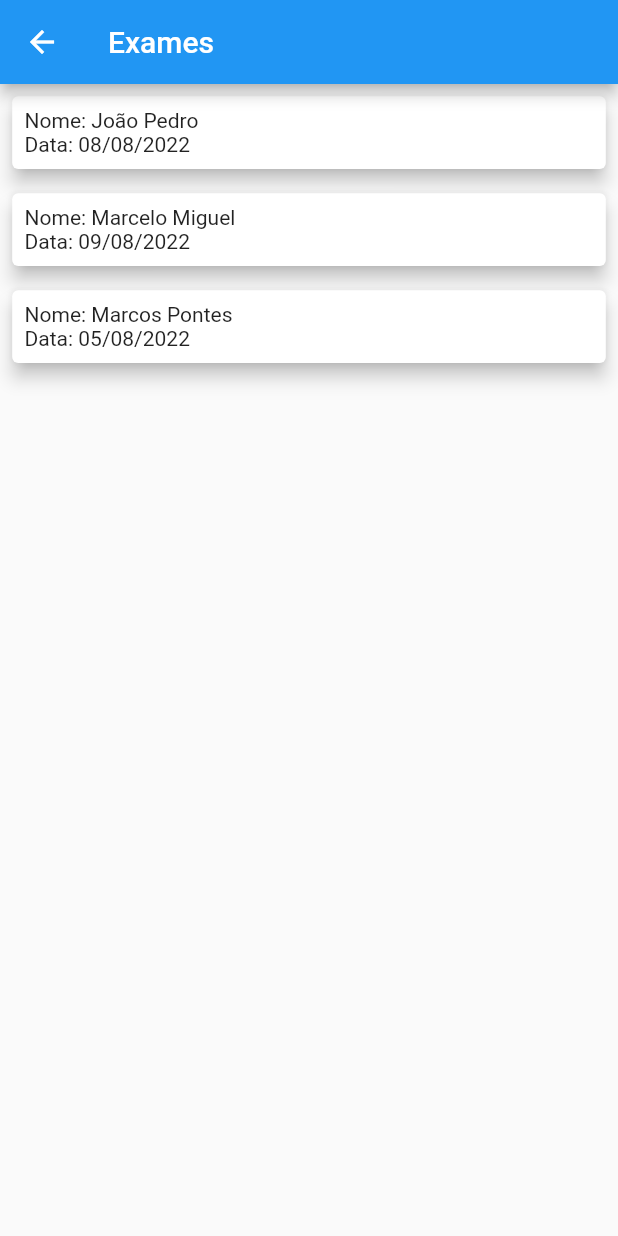
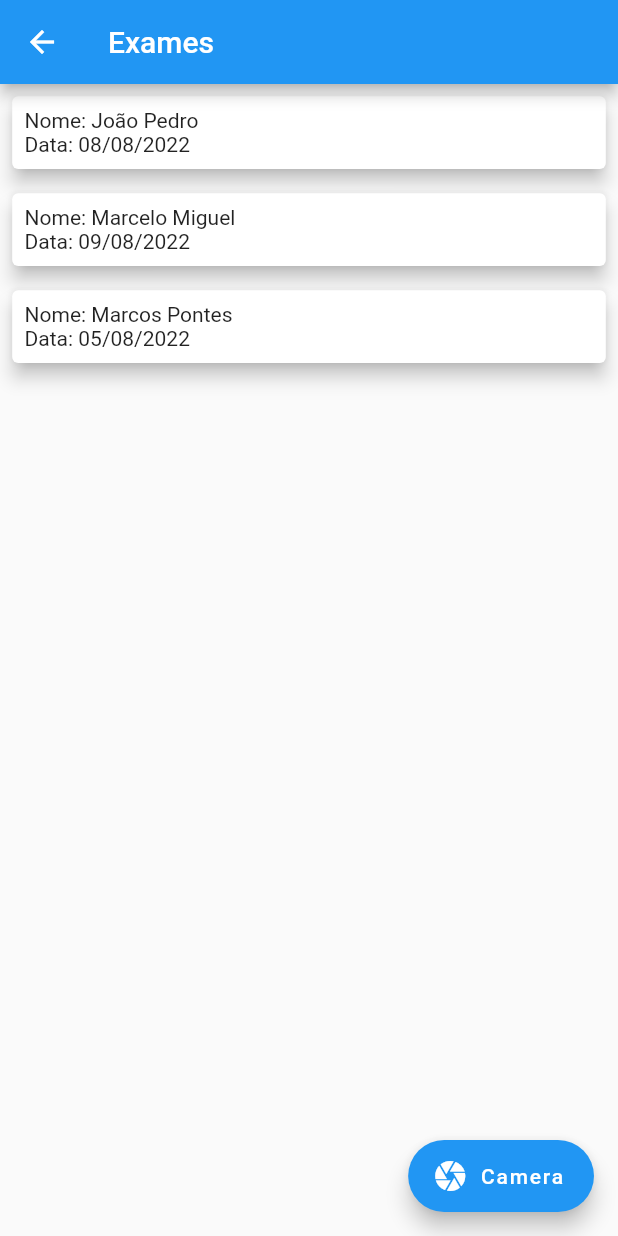
Before and after one commit to DanielErnany/shaped, a Flutter app: the ExamesScreen screen opened by its route, on a phone screen of 412 x 824 dp. Run offline on Flutter 3.47's test engine with Material 2 defaults, Android fonts, the phone set to English and light mode, and no system bars; our stand-ins replace image_picker.

Commit message:
feat: abrir camera do dispositivo

```diff
--- a/lib/screens/exames_screen.dart
+++ b/lib/screens/exames_screen.dart
@@ -1,4 +1,5 @@
 import 'package:flutter/material.dart';
+import 'package:image_picker/image_picker.dart';
 
 class ExamesScreen extends StatelessWidget {
   ExamesScreen({Key? key}) : super(key: key);
@@ -37,6 +38,23 @@ class ExamesScreen extends StatelessWidget {
         ),
         itemCount: exames.length,
         itemBuilder: (ctx, i) => ExamesWidget(exame: exames[i]),
+      ),
+      floatingActionButton: FloatingActionButton.extended(
+        icon: const Icon(
+          Icons.camera,
+          color: Colors.white,
+        ),
+        label: const Text(
+          'Camera',
+        ),
+        onPressed: () async {
+          ImagePicker _picker = ImagePicker();
+
+          PickedFile? imageFile = await _picker.getImage(
+            source: ImageSource.camera,
+            maxWidth: 500,
+          );
+        },
       ),
     );
   }
--- a/pubspec.yaml
+++ b/pubspec.yaml
@@ -36,6 +36,7 @@ dependencies:
   # The following adds the Cupertino Icons font to your application.
   # Use with the CupertinoIcons class for iOS style icons.
   cupertino_icons: ^1.0.2
+  image_picker: ^0.8.2
 
 dev_dependencies:
   flutter_test:
```
Also changed, not shown: pubspec.lock.
